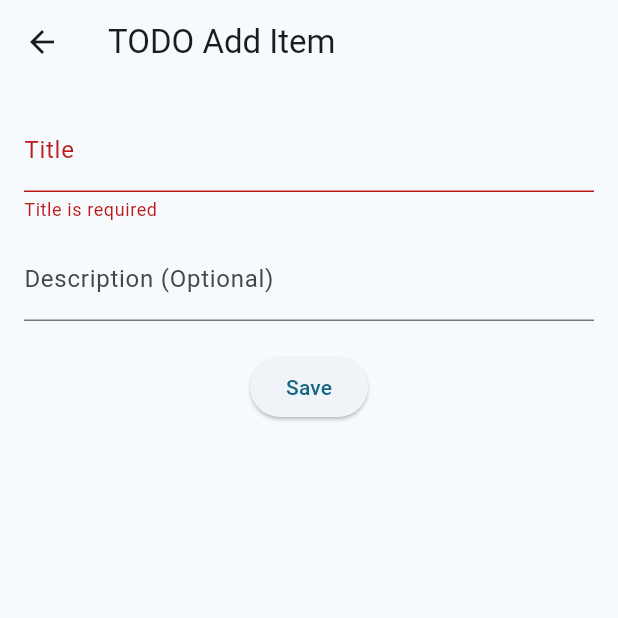
After one commit to vinculor/vinculor-flutter-test, a Flutter app: the TodoAddPage screen opened directly, after a tap on "Save", on a phone screen of 412 x 824 dp, the top half of it. The commit adds this screen. Run offline on Flutter 3.47's test engine with Material 3 defaults, Android fonts, the phone set to English and light mode, and no system bars; our stand-ins replace after_layout, gap, get_it.

Commit message:
exercise 1 feature 2

```diff
--- /dev/null
+++ b/test_app_flutter/lib/widget/todo_editor/todo_add_page.dart
@@ -0,0 +1,79 @@
+import 'package:flutter/material.dart';
+import 'package:get_it/get_it.dart';
+import 'package:test_app_flutter/widget/controller/app_controller.dart';
+import 'package:test_app_flutter/widget/main/app_scaffold.dart';
+import 'package:test_app_flutter/widget/shared_library/app_page/app_page.dart';
+import 'package:test_app_flutter/widget/shared_library/app_page/app_page_section/custom_section.dart';
+
+class TodoAddPage extends StatefulWidget {
+  const TodoAddPage({super.key});
+
+  @override
+  State<TodoAddPage> createState() => _TodoAddPageState();
+}
+
+class _TodoAddPageState extends State<TodoAddPage> {
+  final _formKey = GlobalKey<FormState>();
+  final TextEditingController _titleInput = TextEditingController();
+  final TextEditingController _descriptionInput = TextEditingController();
+  late final _appController = GetIt.instance<AppController>();
+
+  void _saveTodoItem() {
+    if (_formKey.currentState!.validate()) {
+      final todoItem = TodoItem(
+          title: _titleInput.text,
+          description:
+              _descriptionInput.text.isEmpty ? '' : _descriptionInput.text,
+          isDone: false);
+
+      final todoListUpdate =
+          List<TodoItem>.from(_appController.todoItemsEmitter.value)
+            ..add(todoItem);
+      _appController.todoItemsEmitter.value = todoListUpdate;
+      Navigator.pop(context);
+    }
+  }
+
+  @override
+  Widget build(BuildContext context) {
+    return Scaffold(
+      appBar: AppBar(title: Text('TODO Add Item')),
+      body: Padding(
+        padding: const EdgeInsets.all(16.0),
+        child: SingleChildScrollView(
+          child: Form(
+            key: _formKey,
+            child: Column(
+              crossAxisAlignment: CrossAxisAlignment.start,
+              children: [
+                TextFormField(
+                  controller: _titleInput,
+                  decoration: const InputDecoration(labelText: 'Title'),
+                  validator: (value) {
+                    if (value == null || value.trim().isEmpty) {
+                      return 'Title is required';
+                    }
+                    return null;
+                  },
+                ),
+                const SizedBox(height: 10),
+                TextFormField(
+                  controller: _descriptionInput,
+                  decoration: const InputDecoration(
+                      labelText: 'Description (Optional)'),
+                ),
+                const SizedBox(height: 20),
+                Center(
+                  child: ElevatedButton(
+                    onPressed: _saveTodoItem,
+                    child: const Text('Save'),
+                  ),
+                ),
+              ],
+            ),
+          ),
+        ),
+      ),
+    );
+  }
+}
--- a/test_app_flutter/lib/widget/todo_editor/todo_editor_page.dart
+++ b/test_app_flutter/lib/widget/todo_editor/todo_editor_page.dart
@@ -1,11 +1,14 @@
 import 'package:flutter/material.dart';
 import 'package:get_it/get_it.dart';
+import 'package:test_app_flutter/widget/shared_library/app_components/app_action.dart';
+import 'package:test_app_flutter/widget/shared_library/app_components/app_label.dart';
 import 'package:test_app_flutter/widget/shared_library/app_components/app_tile.dart';
 import 'package:test_app_flutter/widget/shared_library/app_page/app_page.dart';
 import 'package:test_app_flutter/widget/shared_library/app_page/app_page_section/card_section.dart';
 import 'package:test_app_flutter/widget/shared_library/app_page/app_page_section/list_section.dart';
 import 'package:test_app_flutter/widget/controller/app_controller.dart';
 import 'package:test_app_flutter/widget/main/app_scaffold.dart';
+import 'package:test_app_flutter/widget/todo_editor/todo_add_page.dart';
 
 class TodoEditorPage extends StatefulWidget {
   const TodoEditorPage({super.key});
@@ -18,7 +21,15 @@ class _TodoEditorPageState extends State<TodoEditorPage> {
   late final _appController = GetIt.instance<AppController>();
 
   get _appPage => AppPage(
-        scaffold: AppScaffold(titleText: 'TODO Editor'),
+        scaffold: AppScaffold(
+            titleText: 'TODO Editor',
+            floatingAction: AppItemAction<BuildContext>(
+                label: AppLabel(iconData: Icons.add, text: 'Add Item'),
+                onPressed: (_) async {
+                  Navigator.of(context)
+                      .push(MaterialPageRoute(builder: (_) => TodoAddPage()));
+                },
+            isBlocking: false)),
         loadingEmitter: _appController.todoItemsEmitter,
         sections: [
           CardSection<List<TodoItem>>(
@@ -32,14 +43,12 @@ class _TodoEditorPageState extends State<TodoEditorPage> {
                   titleText: 'In Progress',
                   filter: (item) => !item.isDone,
                   builder: _itemBuilder,
-                showCount: false
-              ),
+                  showCount: false),
               ListItemGroup<TodoItem>(
                   titleText: 'Completed',
                   filter: (item) => item.isDone,
                   builder: _itemBuilder,
-                showCount: true
-              ),
+                  showCount: true),
             ],
           )
         ],
```
Lines whose indentation alone changed are shown as unchanged.
